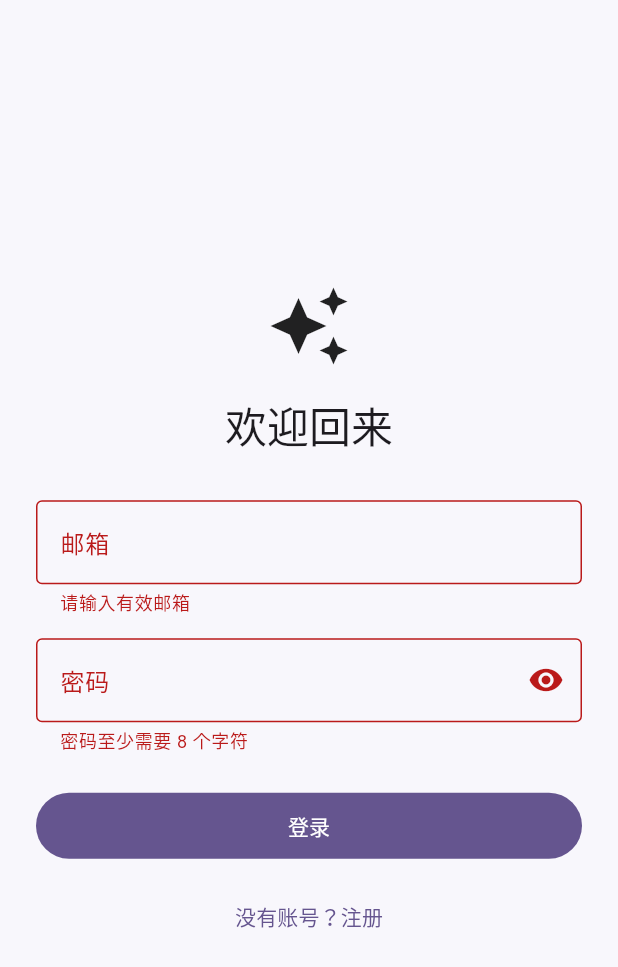
After one commit to fengjutian/yan, a Flutter app: the screen it shows after launch, after a tap on "登录", on a phone screen of 412 x 824 dp. The commit adds this screen. Shown: the top 967 px of the screen. Run offline on Flutter 3.47's test engine with Material 3 defaults, Android fonts, the phone set to English and light mode, and no system bars; our stand-ins replace dio, flutter_riverpod, flutter_secure_storage, go_router; network calls fail.

Commit message:
feat(auth): implement authentication flow with login and registration

```diff
--- a/apps/mobile/lib/app/router.dart
+++ b/apps/mobile/lib/app/router.dart
@@ -1,9 +1,18 @@
 import 'package:ai_image_studio/features/home/presentation/home_page.dart';
+import 'package:ai_image_studio/features/auth/presentation/auth_page.dart';
 import 'package:go_router/go_router.dart';
 
 final appRouter = GoRouter(
-  initialLocation: '/home',
+  initialLocation: '/login',
   routes: [
+    GoRoute(
+      path: '/login',
+      builder: (context, state) => const AuthPage(mode: AuthMode.login),
+    ),
+    GoRoute(
+      path: '/register',
+      builder: (context, state) => const AuthPage(mode: AuthMode.register),
+    ),
     GoRoute(
       path: '/home',
       builder: (context, state) => const HomePage(),
--- /dev/null
+++ b/apps/mobile/lib/features/auth/presentation/auth_page.dart
@@ -0,0 +1,159 @@
+import 'package:ai_image_studio/features/auth/presentation/auth_controller.dart';
+import 'package:flutter/material.dart';
+import 'package:flutter_riverpod/flutter_riverpod.dart';
+import 'package:go_router/go_router.dart';
+
+enum AuthMode { login, register }
+
+class AuthPage extends ConsumerStatefulWidget {
+  const AuthPage({required this.mode, super.key});
+
+  final AuthMode mode;
+
+  @override
+  ConsumerState<AuthPage> createState() => _AuthPageState();
+}
+
+class _AuthPageState extends ConsumerState<AuthPage> {
+  final _formKey = GlobalKey<FormState>();
+  final _emailController = TextEditingController();
+  final _passwordController = TextEditingController();
+  final _nicknameController = TextEditingController();
+  bool _obscurePassword = true;
+
+  bool get _isRegister => widget.mode == AuthMode.register;
+
+  @override
+  void dispose() {
+    _emailController.dispose();
+    _passwordController.dispose();
+    _nicknameController.dispose();
+    super.dispose();
+  }
+
+  @override
+  Widget build(BuildContext context) {
+    final state = ref.watch(authControllerProvider);
+    return Scaffold(
+      body: SafeArea(
+        child: Center(
+          child: SingleChildScrollView(
+            padding: const EdgeInsets.all(24),
+            child: ConstrainedBox(
+              constraints: const BoxConstraints(maxWidth: 420),
+              child: Form(
+                key: _formKey,
+                child: Column(
+                  crossAxisAlignment: CrossAxisAlignment.stretch,
+                  children: [
+                    const Icon(Icons.auto_awesome, size: 56),
+                    const SizedBox(height: 20),
+                    Text(
+                      _isRegister ? '创建账号' : '欢迎回来',
+                      textAlign: TextAlign.center,
+                      style: Theme.of(context).textTheme.headlineMedium,
+                    ),
+                    const SizedBox(height: 32),
+                    if (_isRegister) ...[
+                      TextFormField(
+                        controller: _nicknameController,
+                        decoration: const InputDecoration(
+                          labelText: '昵称',
+                          border: OutlineInputBorder(),
+                        ),
+                        validator: (value) => value == null || value.trim().isEmpty
+                            ? '请输入昵称'
+                            : null,
+                      ),
+                      const SizedBox(height: 16),
+                    ],
+                    TextFormField(
+                      controller: _emailController,
+                      keyboardType: TextInputType.emailAddress,
+                      autofillHints: const [AutofillHints.email],
+                      decoration: const InputDecoration(
+                        labelText: '邮箱',
+                        border: OutlineInputBorder(),
+                      ),
+                      validator: (value) => value == null || !value.contains('@')
+                          ? '请输入有效邮箱'
+                          : null,
+                    ),
+                    const SizedBox(height: 16),
+                    TextFormField(
+                      controller: _passwordController,
+                      obscureText: _obscurePassword,
+                      autofillHints: const [AutofillHints.password],
+                      decoration: InputDecoration(
+                        labelText: '密码',
+                        border: const OutlineInputBorder(),
+                        suffixIcon: IconButton(
+                          onPressed: () => setState(
+                            () => _obscurePassword = !_obscurePassword,
+                          ),
+                          icon: Icon(
+                            _obscurePassword
+                                ? Icons.visibility
+                                : Icons.visibility_off,
+                          ),
+                        ),
+                      ),
+                      validator: (value) => value == null || value.length < 8
+                          ? '密码至少需要 8 个字符'
+                          : null,
+                    ),
+                    if (state.errorMessage != null) ...[
+                      const SizedBox(height: 16),
+                      Text(
+                        state.errorMessage!,
+                        style: TextStyle(
+                          color: Theme.of(context).colorScheme.error,
+                        ),
+                      ),
+                    ],
+                    const SizedBox(height: 24),
+                    FilledButton(
+                      onPressed: state.submitting ? null : _submit,
+                      child: Padding(
+                        padding: const EdgeInsets.symmetric(vertical: 12),
+                        child: state.submitting
+                            ? const SizedBox.square(
+                                dimension: 20,
+                                child: CircularProgressIndicator(strokeWidth: 2),
+                              )
+                            : Text(_isRegister ? '注册并开始创作' : '登录'),
+                      ),
+                    ),
+                    const SizedBox(height: 12),
+                    TextButton(
+                      onPressed: () => context.go(
+                        _isRegister ? '/login' : '/register',
+                      ),
+                      child: Text(_isRegister ? '已有账号？登录' : '没有账号？注册'),
+                    ),
+                  ],
+                ),
+              ),
+            ),
+          ),
+        ),
+      ),
+    );
+  }
+
+  Future<void> _submit() async {
+    if (!_formKey.currentState!.validate()) return;
+    final controller = ref.read(authControllerProvider.notifier);
+    final success = _isRegister
+        ? await controller.register(
+            email: _emailController.text,
+            password: _passwordController.text,
+            nickname: _nicknameController.text,
+          )
+        : await controller.login(
+            email: _emailController.text,
+            password: _passwordController.text,
+          );
+    if (success && mounted) context.go('/home');
+  }
+}
```
Also changed, not shown: apps/mobile/lib/core/network/api_exception.dart (added, +28 -0 lines), apps/mobile/lib/core/storage/token_storage.dart (added, +39 -0 lines), apps/mobile/lib/features/auth/data/auth_models.dart (added, +44 -0 lines), apps/mobile/lib/features/auth/data/auth_repository.dart (added, +69 -0 lines), apps/mobile/lib/features/auth/presentation/auth_controller.dart (added, +83 -0 lines), apps/mobile/lib/features/home/presentation/home_page.dart (+18 -3 lines), 1 other file.
